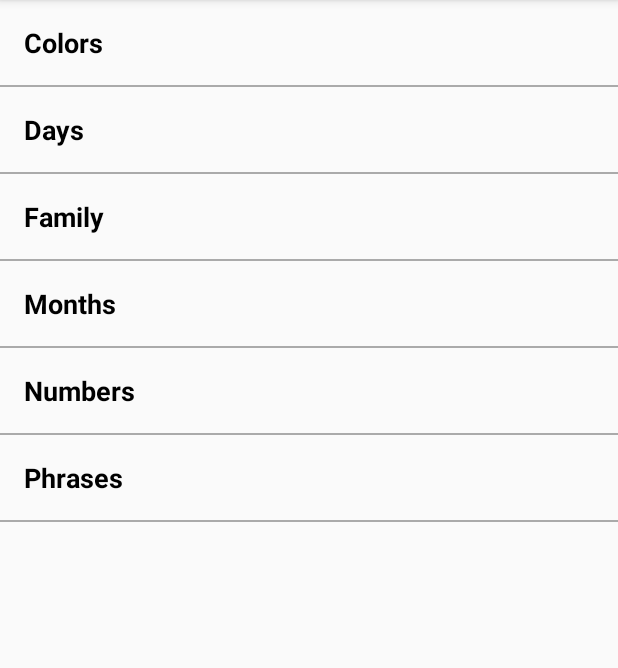
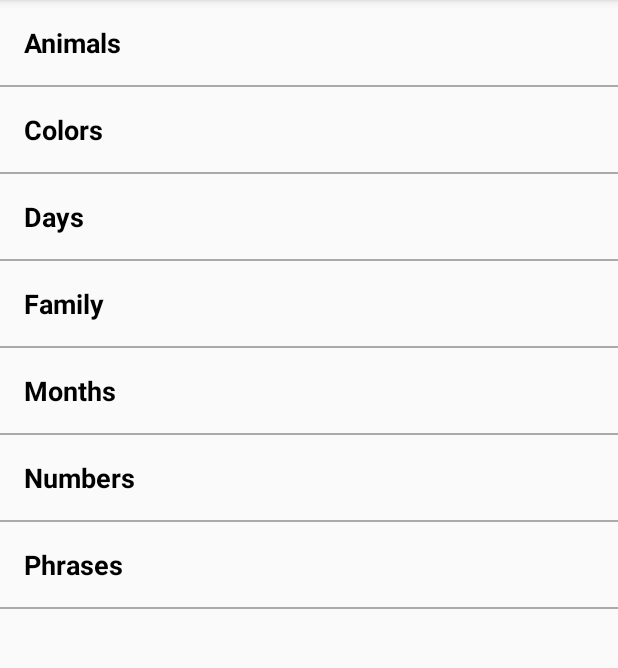
Before and after one commit to Chrissetiana/learn-filipino, an Android app: the screen it shows after launch (MainActivity), on a phone screen of 412 x 824 dp, the part 84-752 px from its top. Run offline under Robolectric (Android 15) with nearby library versions, the phone set to English and light mode, and no system bars.

Commit message:
New Activity

```diff
--- a/app/src/main/java/com/example/android/filipino/MainActivity.java
+++ b/app/src/main/java/com/example/android/filipino/MainActivity.java
@@ -14,6 +14,15 @@ public class MainActivity extends AppCompatActivity {
         setContentView(R.layout.activity_main);
 
 
+        TextView animals = findViewById(R.id.animals);
+        animals.setOnClickListener(new View.OnClickListener() {
+            @Override
+            public void onClick(View view) {
+                Intent animalsIntent = new Intent(MainActivity.this, AnimalsActivity.class);
+                startActivity(animalsIntent);
+            }
+        });
+
         TextView colors = findViewById(R.id.colors);
         colors.setOnClickListener(new View.OnClickListener() {
             @Override
@@ -22,7 +31,6 @@ public class MainActivity extends AppCompatActivity {
                 startActivity(colorsIntent);
             }
         });
-
 
         TextView days = findViewById(R.id.days);
         days.setOnClickListener(new View.OnClickListener() {
--- a/app/src/main/res/layout/activity_main.xml
+++ b/app/src/main/res/layout/activity_main.xml
@@ -5,6 +5,18 @@
     android:layout_height="match_parent"
     android:orientation="vertical"
     tools:context=".MainActivity">
+
+    <TextView
+        android:id="@+id/animals"
+        style="@style/category_style"
+        android:layout_width="match_parent"
+        android:layout_height="wrap_content"
+        android:text="@string/category_animals" />
+
+    <View
+        android:layout_width="match_parent"
+        android:layout_height="1dp"
+        android:background="@android:color/darker_gray" />
 
     <TextView
         android:id="@+id/colors"
--- a/app/src/main/res/values/strings.xml
+++ b/app/src/main/res/values/strings.xml
@@ -1,5 +1,8 @@
 <resources>
     <string name="app_name">Basic Tagalog</string>
+
+    <!-- Category name for the vocabulary words for animals [CHAR LIMIT=20] -->
+    <string name="category_animals">Animals</string>
 
     <!-- Category name for the vocabulary words for colors [CHAR LIMIT=20] -->
     <string name="category_colors">Colors</string>
```
Also changed, not shown: app/src/main/AndroidManifest.xml (+33 -25 lines), app/src/main/java/com/example/android/filipino/AnimalsActivity.java (added, +13 -0 lines), app/src/main/res/layout/activity_animals.xml (added, +8 -0 lines), 1 other file.
